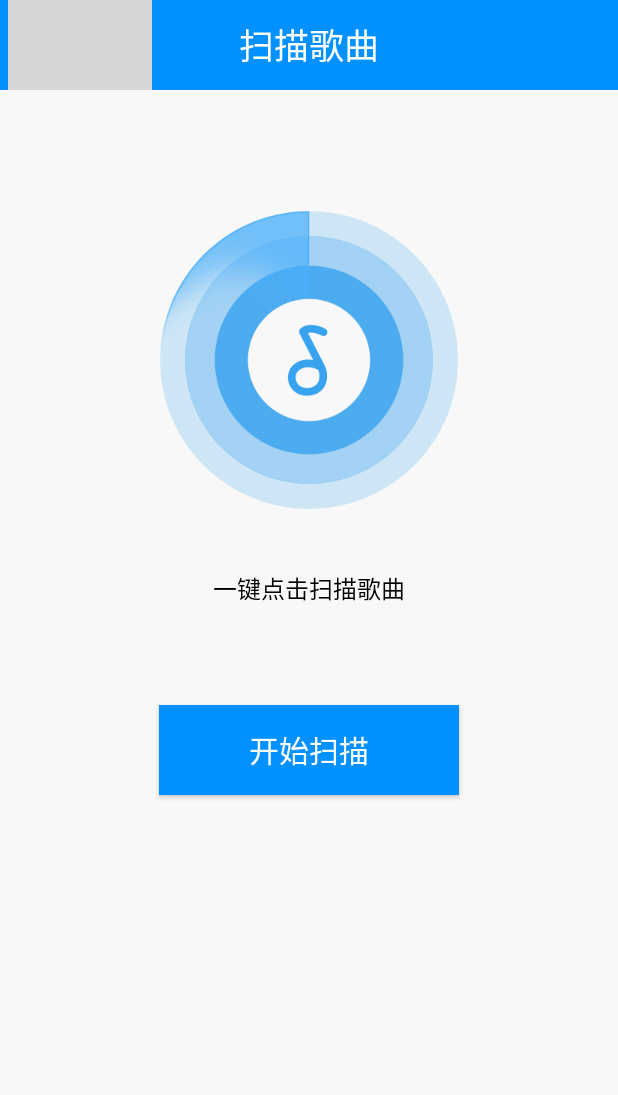
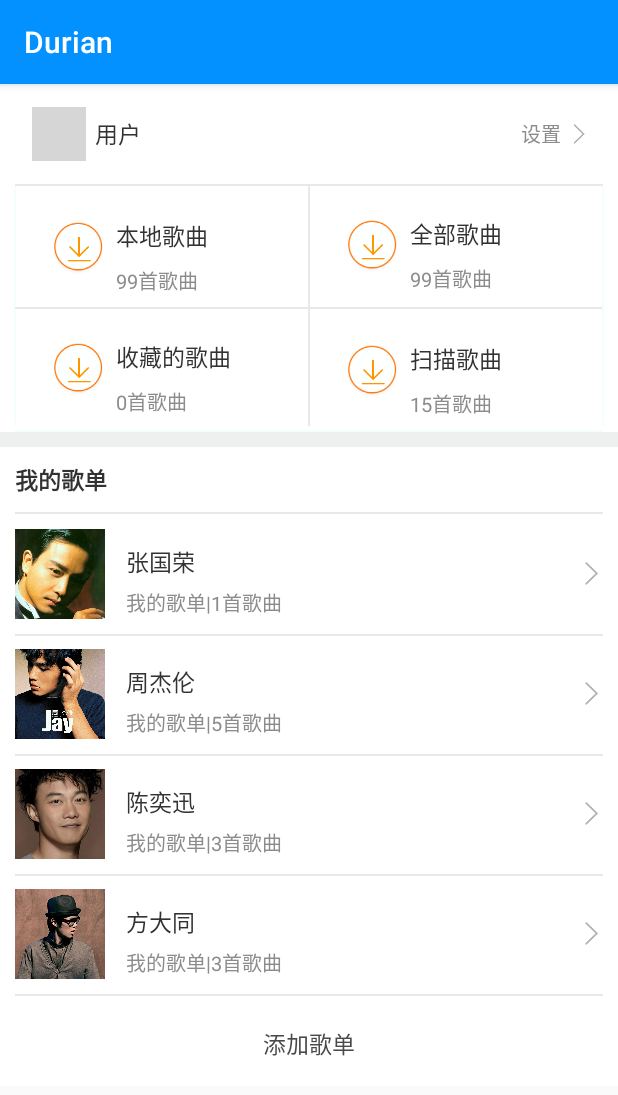
Before and after one commit to JackChuahe/Software_Engineering, an Android app: the screen it shows after launch (ScanLocal before the commit, LocalManagement after it), on a phone screen of 412 x 824 dp. Shown: the top 1095 px of the screen. Run offline under Robolectric (Android 15) with nearby library versions, the phone set to English and light mode, and no system bars; grey boxes are pictures that could not be loaded.

Commit message:
音乐扫描界面
修改完善音乐扫描界面

```diff
--- a/Durian/app/src/main/java/com/durian/sixkids/durian/me/LocalManagement.java
+++ b/Durian/app/src/main/java/com/durian/sixkids/durian/me/LocalManagement.java
@@ -1,25 +1,93 @@
 package com.durian.sixkids.durian.me;
 
 import android.app.Fragment;
+import android.content.Intent;
 import android.os.Bundle;
 import android.support.annotation.Nullable;
 import android.support.v7.app.AppCompatActivity;
 import android.view.LayoutInflater;
+import android.view.MotionEvent;
 import android.view.View;
 import android.view.ViewGroup;
 import android.view.Window;
+import android.widget.RelativeLayout;
 
 import com.durian.sixkids.durian.R;
 
 /**
  * Created by JackCai on 2016/5/2.
  */
-public class LocalManagement extends AppCompatActivity {
+public class LocalManagement extends AppCompatActivity implements View.OnClickListener,View.OnTouchListener {
+
+    private RelativeLayout user;
+    private RelativeLayout scanmusic,localmusic,allmucic,downmusic;
     @Override
     protected void onCreate(@Nullable Bundle savedInstanceState) {
         super.onCreate(savedInstanceState);
        // requestWindowFeature(Window.FEATURE_NO_TITLE);
-        setContentView(R.layout.usermanager);
+        setContentView(R.layout.localmanagement_fragment);
+
+
+        user=(RelativeLayout)this.findViewById(R.id.lguser);
+        scanmusic=(RelativeLayout)this.findViewById(R.id.lglocalmusic);
+        localmusic=(RelativeLayout)this.findViewById(R.id.lgsingmusic);
+        downmusic=(RelativeLayout)this.findViewById(R.id.lgcollmusic);
+        allmucic=(RelativeLayout)this.findViewById(R.id.lgallmusic);
+
+
+//        user.setOnClickListener(this);
+//        scanmusic.setOnClickListener(this);
+
+        user.setOnTouchListener(this);
+        scanmusic.setOnTouchListener(this);
+        downmusic.setOnTouchListener(this);
+        allmucic.setOnTouchListener(this);
+        localmusic.setOnTouchListener(this);
+
+
+
+    }
+
+    @Override
+    public void onClick(View v) {
+
+        switch(v.getId()){
+            case R.id.lguser:
+
+                break;
+            case R.id.lgsingmusic:
+
+                break;
+        }
+
+    }
+
+    public void setColor(int id,MotionEvent event){
+        switch(event.getAction()){
+            case MotionEvent.ACTION_DOWN:
+                findViewById(id).setBackgroundColor(getResources().getColor(R.color.re_down));
+                break;
+            case MotionEvent.ACTION_UP:
+                findViewById(id).setBackgroundColor(getResources().getColor(R.color.re_up));
+                if(id==R.id.lguser){
+                    Intent intent1=new Intent(LocalManagement.this,MeSetting.class);
+                    startActivity(intent1);
+                }else if(id==R.id.lgsingmusic){
+                    Intent intent2=new Intent(LocalManagement.this,ScanLocal.class);
+                    startActivity(intent2);
+                }
+                break;
+        }
+
+    }
+
+
+    @Override
+    public boolean onTouch(View v, MotionEvent event) {
+        if(v.getId()==R.id.lguser||v.getId()==R.id.lgallmusic||v.getId()==R.id.lglocalmusic||v.getId()==R.id.lgsingmusic||v.getId()==R.id.lgcollmusic){
+            setColor(v.getId(),event);
+        }
+        return true;
     }
 
 
--- a/Durian/app/src/main/java/com/durian/sixkids/durian/me/ScanLocal.java
+++ b/Durian/app/src/main/java/com/durian/sixkids/durian/me/ScanLocal.java
@@ -5,6 +5,7 @@ import android.os.Bundle;
 import android.os.Handler;
 import android.os.Message;
 import android.support.annotation.Nullable;
+import android.view.MotionEvent;
 import android.view.View;
 import android.view.animation.Animation;
 import android.view.animation.AnimationUtils;
@@ -17,6 +18,9 @@ import com.durian.sixkids.durian.R;
 
 import java.util.ArrayList;
 import java.util.List;
+import java.util.Random;
+
+import static com.durian.sixkids.durian.R.color.btn_down;
 
 
 /**
@@ -31,6 +35,7 @@ public class ScanLocal extends Activity implements View.OnClickListener{
     private Button btn;
     private TextView left;
     private TextView Right;
+    private ImageView screturn;
     private boolean flag=false;
     private Animation animation;
     private List<String> songPaths;
@@ -103,7 +108,7 @@ public class ScanLocal extends Activity implements View.OnClickListener{
                     int k=((Integer)msg.obj);
                     left.setText("已经扫描到");
                     songNumber.setText(String.valueOf(k));
-                    handler.postDelayed(songN,100);
+                    handler.postDelayed(songN,300);
                     if(k==15){
                         left.setText("扫描到");
                         songNumber.setText(String.valueOf(k));
@@ -125,35 +130,25 @@ public class ScanLocal extends Activity implements View.OnClickListener{
         super.onCreate(savedInstanceState);
         // requestWindowFeature(Window.FEATURE_NO_TITLE);
         setContentView(R.layout.scanmusic);
+        Random ran=new Random();
         songPaths=new ArrayList<String>();
-        songPaths.add("/mnt/sdcard/defrde00890");
-        songPaths.add("/mnt/sdcard/de3wr390");
-        songPaths.add("/mnt/sdcard/frfrgr00890");
-        songPaths.add("/mnt/sdcard/cdrfrgexs90");
-        songPaths.add("/mnt/sdcard/sdffde00890");
-        songPaths.add("/mnt/sdcard/fdvrre00890");
-        songPaths.add("/mnt/sdcard/gvvrvre00890");
-        songPaths.add("/mnt/sdcard/ddetgt890");
-        songPaths.add("/mnt/sdcard/nvfhfrsdf");
-        songPaths.add("/mnt/sdcard/defrfrcew0");
-        songPaths.add("/mnt/sdcard/gvvrvre00890");
-        songPaths.add("/mnt/sdcard/ddetgt890");
-        songPaths.add("/mnt/sdcard/nvfhfrsdf");
-        songPaths.add("/mnt/sdcard/defrfrcew0");
-        songPaths.add("/mnt/sdcard/defrde00890");
-        songPaths.add("/mnt/sdcard/de3wr390");
-        songPaths.add("/mnt/sdcard/frfrgr00890");
-        songPaths.add("/mnt/sdcard/cdrfrgexs90");
-        songPaths.add("/mnt/sdcard/sdffde00890");
-        songPaths.add("/mnt/sdcard/fdvrre00890");
-        songPaths.add("/mnt/sdcard/gvvrvre00890");
-        songPaths.add("/mnt/sdcard/ddetgt890");
-        songPaths.add("/mnt/sdcard/nvfhfrsdf");
-        songPaths.add("/mnt/sdcard/defrfrcew0");
-        songPaths.add("/mnt/sdcard/gvvrvre00890");
-        songPaths.add("/mnt/sdcard/ddetgt890");
-        songPaths.add("/mnt/sdcard/nvfhfrsdf");
-        songPaths.add("/mnt/sdcard/defrfrcew0");
+        String a="/mnt/sdcard/";
+        for(int i=0;i<30;i++){
+            for(int j=0;j<ran.nextInt(7)+10;j++){
+                char h;
+                int m=ran.nextInt(2);
+                if(m==0){
+                    h=(char)(ran.nextInt(10)+(int)'0');
+                }else{
+                    h=(char)(ran.nextInt(26)+(int)'a');
+                }
+                a=a+String.valueOf(h);
+            }
+            songPaths.add(a);
+            a="/mnt/sdcard/";
+        }
+
+
 
         Right=(TextView)this.findViewById(R.id.textright);
         left=(TextView)this.findViewById(R.id.textleft);
@@ -169,11 +164,13 @@ public class ScanLocal extends Activity implements View.OnClickListener{
         pathTitle=(TextView)this.findViewById(R.id.songpath);
         pathTitle.setVisibility(View.INVISIBLE);
 
-
+        screturn=(ImageView)this.findViewById(R.id.screturn);
         image=(ImageView)this.findViewById(R.id.scbak1);
         btn=(Button)this.findViewById(R.id.btn);
 
+        screturn.setOnClickListener(this);
         btn.setOnClickListener(this);
+       // btn.setOnTouchListener(this);
     }
     @Override
     public void onClick(View v) {
@@ -210,7 +207,10 @@ public class ScanLocal extends Activity implements View.OnClickListener{
                 }
 
                 break;
-
+            case R.id.screturn:this.finish();
+                break;
         }
     }
+
+
 }
--- /dev/null
+++ b/Durian/app/src/main/res/layout/downmusiclayout.xml
@@ -0,0 +1,6 @@
+<?xml version="1.0" encoding="utf-8"?>
+<RelativeLayout xmlns:android="http://schemas.android.com/apk/res/android"
+    android:layout_width="match_parent"
+    android:layout_height="match_parent">
+
+</RelativeLayout>
--- a/Durian/app/src/main/res/layout/localmanagement_fragment.xml
+++ b/Durian/app/src/main/res/layout/localmanagement_fragment.xml
@@ -19,7 +19,7 @@
         android:orientation="vertical">
 
         <RelativeLayout
-            android:id="@+id/user"
+            android:id="@+id/lguser"
             android:layout_width="match_parent"
             android:layout_height="wrap_content"
             android:layout_marginRight="9dp">
@@ -70,7 +70,7 @@
             android:layout_width="match_parent"
             android:layout_height="1dp"
             android:background="#E8E8E8"
-            android:layout_below="@id/user"
+            android:layout_below="@id/lguser"
             android:orientation="horizontal"
             android:layout_marginLeft="10dp"
             android:layout_marginRight="10dp"
@@ -93,7 +93,13 @@
                 android:layout_alignParentLeft="true" />
 
             <RelativeLayout
-                android:layout_width="wrap_content"
+                android:id="@+id/lglocalmusic"
+                android:layout_width="match_parent"
+                android:layout_toRightOf="@id/linearLayout"
+                android:layout_marginLeft="1dp"
+                android:layout_toLeftOf="@+id/sline1"
+                android:layout_marginTop="1dp"
+                android:layout_marginBottom="1dp"
                 android:layout_height="wrap_content">
             <ImageView
                 android:id="@+id/localmusic_image1"
@@ -149,9 +155,13 @@
 
 
             <RelativeLayout
-                android:id="@+id/allmusic"
+                android:id="@+id/lgallmusic"
                 android:layout_toRightOf="@id/sline1"
-                android:layout_width="wrap_content"
+                android:layout_toLeftOf="@+id/linearLayout2"
+
+                android:layout_marginLeft="1dp"
+                android:layout_marginRight="1dp"
+                android:layout_width="match_parent"
                 android:layout_height="wrap_content">
                 <ImageView
                     android:id="@+id/allmusic_image1"
@@ -200,7 +210,7 @@
                 android:layout_width="match_parent"
                 android:layout_height="1dp"
                 android:background="#E8E8E8"
-                android:layout_below="@+id/allmusic"
+                android:layout_below="@+id/lgallmusic"
                 android:orientation="horizontal"
                 android:layout_marginLeft="10dp"
                 android:layout_marginRight="10dp"
@@ -210,9 +220,13 @@
 
 
             <RelativeLayout
-                android:id="@+id/collmusic"
+                android:id="@+id/lgcollmusic"
                 android:layout_below="@id/hline2"
-                android:layout_width="wrap_content"
+                android:layout_width="190dp"
+                android:layout_toRightOf="@id/linearLayout"
+                android:layout_toLeftOf="@id/sline1"
+                android:layout_marginRight="1dp"
+                android:layout_marginLeft="1dp"
                 android:layout_height="wrap_content">
                 <ImageView
                     android:id="@+id/collmusic_image1"
@@ -261,9 +275,13 @@
 
             <RelativeLayout
                 android:layout_below="@id/hline2"
-                android:id="@+id/singmusic"
+                android:id="@+id/lgsingmusic"
+                android:layout_marginLeft="1dp"
+                android:layout_marginTop="1dp"
                 android:layout_toRightOf="@id/sline1"
-                android:layout_width="wrap_content"
+                android:layout_marginRight="1dp"
+                android:layout_toLeftOf="@id/linearLayout2"
+                android:layout_width="match_parent"
                 android:layout_height="wrap_content">
                 <ImageView
                     android:id="@+id/singmusic_image1"
@@ -291,7 +309,7 @@
                     android:layout_height="wrap_content"
                     android:layout_toEndOf="@id/singmusic_image1"
                     android:layout_marginTop="20dp"
-                    android:text="关注的歌手"
+                    android:text="扫描歌曲"
                     android:textSize="15dp"
                     android:textColor="#323232"
                     />
@@ -302,7 +320,7 @@
                     android:layout_toRightOf="@id/singmusic_image1"
                     android:layout_below="@id/singtext1"
                     android:layout_marginTop="8dp"
-                    android:text="0位"
+                    android:text="15首歌曲"
                     android:textSize="13dp"
                     android:textColor="#8C8C8C"
                     />
@@ -317,6 +335,17 @@
                 android:layout_alignParentLeft="false"
                 android:layout_alignParentRight="true"
                 android:layout_marginRight="9dp" />
+
+            <LinearLayout
+                android:id="@+id/linearLayout3"
+
+                android:layout_width="match_parent"
+                android:layout_height="1dp"
+                android:background="#F5FFFA"
+                android:layout_below="@+id/lgcollmusic"
+                android:orientation="horizontal"
+                android:layout_marginLeft="10dp"
+                android:layout_marginRight="10dp" />
 
         </RelativeLayout>
 
@@ -602,17 +631,17 @@
                 android:id="@+id/addsong"
                 android:layout_below="@id/hline7"
                 android:layout_width="match_parent"
-                android:layout_height="80dp"
+                android:layout_height="60dp"
                 android:orientation="vertical"
                 >
                 <TextView
                     android:id="@+id/addsongBtn"
 
                     android:layout_gravity="center"
-                    android:layout_marginTop="25dp"
+                    android:layout_marginTop="20dp"
                     android:layout_width="wrap_content"
                     android:layout_height="wrap_content"
-                    android:textSize="25dp"
+                    android:textSize="15dp"
                     android:textColor="#494949"
                     android:text="添加歌单"
                     />
--- a/Durian/app/src/main/res/values/colors.xml
+++ b/Durian/app/src/main/res/values/colors.xml
@@ -1,6 +1,7 @@
 <?xml version="1.0" encoding="utf-8"?>
 <resources>
-    <color name="colorPrimary">#3F51B5</color>
-    <color name="colorPrimaryDark">#303F9F</color>
-    <color name="colorAccent">#FF4081</color>
+    <color name="btn_down">#62BDFF</color>
+    <color name="btn_up">#0291FF</color>
+    <color name="re_up">#FFFFFF</color>
+    <color name="re_down">#EEF0EF</color>
 </resources>
--- a/Durian/app/src/main/res/values/styles.xml
+++ b/Durian/app/src/main/res/values/styles.xml
@@ -3,9 +3,9 @@
     <!-- Base application theme. -->
     <style name="AppTheme" parent="Theme.AppCompat.Light.DarkActionBar">
         <!-- Customize your theme here. -->
-        <item name="colorPrimary">@color/colorPrimary</item>
-        <item name="colorPrimaryDark">@color/colorPrimaryDark</item>
-        <item name="colorAccent">@color/colorAccent</item>
+        <item name="colorPrimary">@color/btn_up</item>
+        <item name="colorPrimaryDark">@color/btn_up</item>
+        <item name="colorAccent">@color/btn_up</item>
     </style>
 
 </resources>
```
Also changed, not shown: Durian/app/src/main/AndroidManifest.xml (+8 -6 lines), Durian/app/src/main/java/com/durian/sixkids/durian/me/MeSetting.java (+16 -1 lines), Durian/app/src/main/res/layout/scanmusic.xml (+18 -5 lines), Durian/app/src/main/res/layout/usermanager.xml (+24 -25 lines), Durian/app/src/main/res/mipmap-hdpi/91CE6554CD42692C692456713B9BBD28.jpg (added), Durian/app/src/main/res/mipmap-hdpi/9B62891909FB9D8F9724437AA8AADC98.jpg (added), Durian/app/src/main/res/mipmap-hdpi/aj9.png (added), Durian/app/src/main/res/mipmap-hdpi/dru.png (added), Durian/app/src/main/res/mipmap-hdpi/reimage.png (added), Durian/app/src/main/res/mipmap-hdpi/scanbk.png (added), Durian/app/src/main/res/mipmap-hdpi/serch_image.png (added), Durian/app/src/main/res/mipmap-hdpi/umreturn.png (added), Durian/app/src/main/res/mipmap-hdpi/vipstar.png (added).
